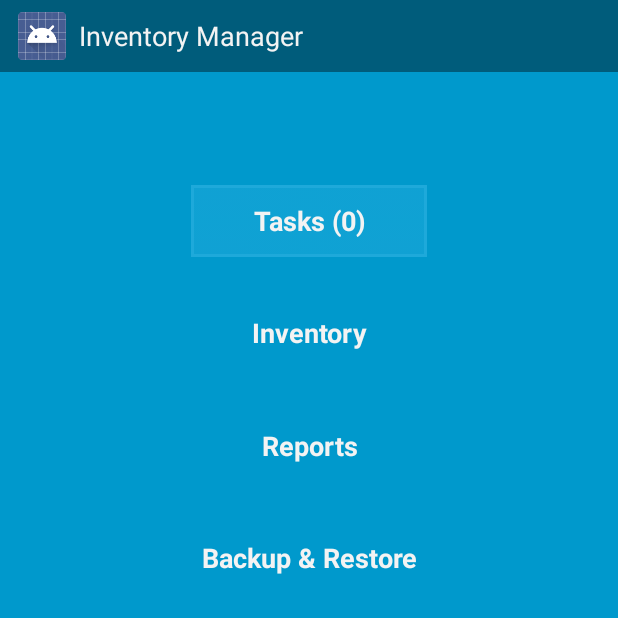
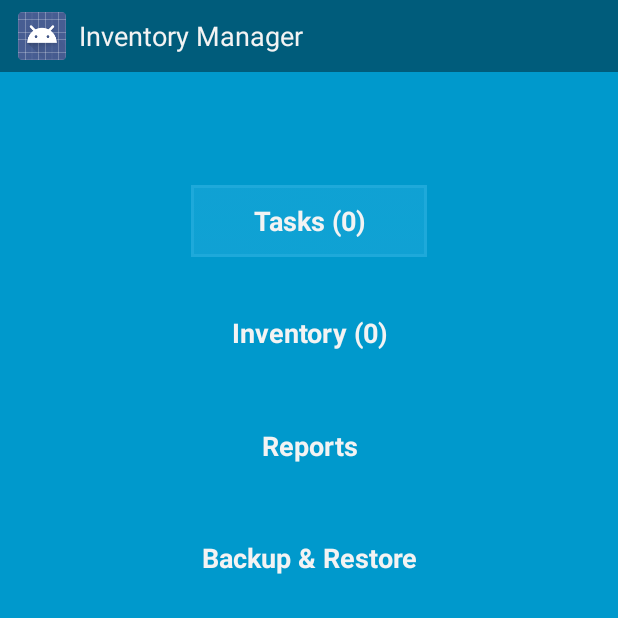
Before and after one commit to prashantnavare/Hospital-Inventory-Manager, an Android app: the screen it shows after launch (MainActivity), on a phone screen of 412 x 824 dp, the top half of it. Run offline under Robolectric (Android 15) with nearby library versions, the phone set to English and light mode, and no system bars.

Commit message:
1. Added global item count. 2. Show the item count in the main activity

```diff
--- a/app/src/main/java/com/navare/prashant/hospitalinventory/Database/InventoryDatabase.java
+++ b/app/src/main/java/com/navare/prashant/hospitalinventory/Database/InventoryDatabase.java
@@ -171,6 +171,7 @@ public class InventoryDatabase extends SQLiteOpenHelper {
                 deleteItem(String.valueOf(realID));
                 return ftsID;
             }
+            HospitalInventoryApp.incrementItemCount();
         }
         return realID;
     }
@@ -191,6 +192,7 @@ public class InventoryDatabase extends SQLiteOpenHelper {
 
             // Lastly, delete all tasks associated with this item
             deleteAllTasksForItem(itemID);
+            HospitalInventoryApp.decrementItemCount();
             return ftsResult;
         }
         return result;
--- a/app/src/main/java/com/navare/prashant/hospitalinventory/MainActivity.java
+++ b/app/src/main/java/com/navare/prashant/hospitalinventory/MainActivity.java
@@ -1,6 +1,5 @@
 package com.navare.prashant.hospitalinventory;
 
-import com.navare.prashant.hospitalinventory.util.ComputeNewTasksAlarmReceiver;
 import com.navare.prashant.hospitalinventory.util.SimpleEula;
 import com.navare.prashant.hospitalinventory.util.SystemUiHider;
 
@@ -142,13 +141,13 @@ public class MainActivity extends Activity {
         buttonSettings.setOnTouchListener(mDelayHideTouchListener);
 
         // Set the title to the name of the hospital
-        getSetTitleAndTaskCount();
+        setTitleAndTaskandItemCount();
     }
 
     @Override
     protected void onResume() {
         super.onResume();
-        getSetTitleAndTaskCount();
+        setTitleAndTaskandItemCount();
     }
 
     @Override
@@ -213,7 +212,7 @@ public class MainActivity extends Activity {
         startActivity(new Intent(this, SettingsActivity.class));
     }
 
-    private void getSetTitleAndTaskCount() {
+    private void setTitleAndTaskandItemCount() {
         SharedPreferences preferences = PreferenceManager.getDefaultSharedPreferences(this);
         String titleString = preferences.getString(HospitalInventoryApp.sPrefOrganizationName, "");
         titleString = titleString + " Inventory Manager";
@@ -222,5 +221,9 @@ public class MainActivity extends Activity {
         long taskCount = preferences.getLong(HospitalInventoryApp.sPrefTaskCount, 0);
         String taskButtonString = "Tasks (" + String.valueOf(taskCount) + ")";
         buttonTasks.setText(taskButtonString);
+
+        long itemCount = preferences.getLong(HospitalInventoryApp.sPrefItemCount, 0);
+        String itemButtonString = "Inventory (" + String.valueOf(itemCount) + ")";
+        buttonInventory.setText(itemButtonString);
     }
 }
```
Also changed, not shown: app/src/main/java/com/navare/prashant/hospitalinventory/HospitalInventoryApp.java (+18 -0 lines).
